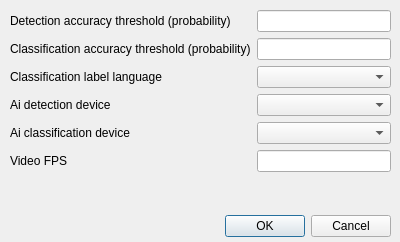
Above: wadas/ui/qt/configure_ai_model.ui from stefanodellosa-personal/WADAS before the change. Below: the same form after it.
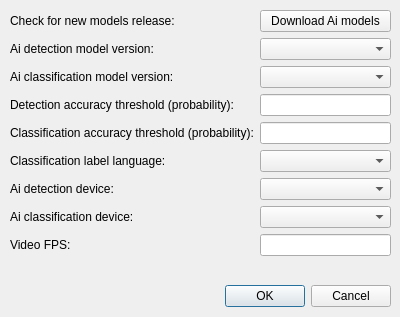
That is the form after the change.

Commit message:
Ai model versions selection introduced. (#147)
* Introduced detection and classification models version dropdown in ui

* Function to fetch available models from HF added

* Minor fixes to make MDV6 to run

* Updated download_model methods as per latest HF foldertree

* added check for existing local models to avoid re-download of them

* updated logic for select_model_version enablement

* Updated version

* implemented persistence and updated configuration tests

* Updated test for MDV5 detection model

* Updated video_pipeline tests

```diff
--- a/wadas/ui/qt/configure_ai_model.ui
+++ b/wadas/ui/qt/configure_ai_model.ui
@@ -7,7 +7,7 @@
     <x>0</x>
     <y>0</y>
     <width>400</width>
-    <height>242</height>
+    <height>317</height>
    </rect>
   </property>
   <property name="windowTitle">
@@ -17,7 +17,7 @@
    <property name="geometry">
     <rect>
      <x>10</x>
-     <y>210</y>
+     <y>280</y>
      <width>381</width>
      <height>32</height>
     </rect>
@@ -35,90 +35,139 @@
      <x>10</x>
      <y>10</y>
      <width>381</width>
-     <height>201</height>
+     <height>272</height>
     </rect>
    </property>
    <layout class="QGridLayout" name="gridLayout">
-    <item row="0" column="0">
-     <widget class="QLabel" name="label_detectionThreshold">
-      <property name="toolTip">
-       <string>Min detection probability to trigger notification.</string>
-      </property>
-      <property name="text">
-       <string>Detection accuracy threshold (probability)</string>
-      </property>
-     </widget>
-    </item>
     <item row="4" column="0">
-     <widget class="QLabel" name="label_3">
-      <property name="text">
-       <string>Ai classification device</string>
-      </property>
-     </widget>
-    </item>
-    <item row="1" column="0">
      <widget class="QLabel" name="label_classificationThreshold">
       <property name="toolTip">
        <string>Min classification probability to trigger notification.</string>
       </property>
       <property name="text">
-       <string>Classification accuracy threshold (probability)</string>
+       <string>Classification accuracy threshold (probability):</string>
       </property>
      </widget>
     </item>
-    <item row="4" column="1">
-     <widget class="QComboBox" name="comboBox_class_dev"/>
-    </item>
-    <item row="3" column="0">
+    <item row="6" column="0">
      <widget class="QLabel" name="label_2">
       <property name="text">
-       <string>Ai detection device</string>
+       <string>Ai detection device:</string>
       </property>
      </widget>
     </item>
-    <item row="1" column="1">
-     <widget class="QLineEdit" name="lineEdit_classificationThreshold">
+    <item row="7" column="0">
+     <widget class="QLabel" name="label_3">
       <property name="toolTip">
-       <string>Min classification probability to trigger notification.</string>
+       <string>Device on which classification processing will run</string>
+      </property>
+      <property name="text">
+       <string>Ai classification device:</string>
       </property>
      </widget>
     </item>
     <item row="3" column="1">
-     <widget class="QComboBox" name="comboBox_detection_dev"/>
-    </item>
-    <item row="0" column="1">
      <widget class="QLineEdit" name="lineEdit_detectionThreshold">
       <property name="toolTip">
        <string>Min detection probability to trigger notification.</string>
       </property>
      </widget>
     </item>
+    <item row="5" column="0">
+     <widget class="QLabel" name="label">
+      <property name="toolTip">
+       <string>Language to be applied to classification lables</string>
+      </property>
+      <property name="text">
+       <string>Classification label language:</string>
+      </property>
+     </widget>
+    </item>
     <item row="2" column="1">
-     <widget class="QComboBox" name="comboBox_class_lang"/>
+     <widget class="QComboBox" name="comboBox_classification_model_version"/>
+    </item>
+    <item row="4" column="1">
+     <widget class="QLineEdit" name="lineEdit_classificationThreshold">
+      <property name="toolTip">
+       <string>Min classification probability to trigger notification.</string>
+      </property>
+     </widget>
+    </item>
+    <item row="7" column="1">
+     <widget class="QComboBox" name="comboBox_class_dev"/>
+    </item>
+    <item row="8" column="0">
+     <widget class="QLabel" name="label_4">
+      <property name="toolTip">
+       <string>Video Frame Per Second to leverage for processing</string>
+      </property>
+      <property name="text">
+       <string>Video FPS:</string>
+      </property>
+     </widget>
+    </item>
+    <item row="8" column="1">
+     <widget class="QLineEdit" name="lineEdit_video_fps"/>
+    </item>
+    <item row="6" column="1">
+     <widget class="QComboBox" name="comboBox_detection_dev"/>
+    </item>
+    <item row="1" column="1">
+     <widget class="QComboBox" name="comboBox_detection_model_version"/>
     </item>
     <item row="2" column="0">
-     <widget class="QLabel" name="label">
+     <widget class="QLabel" name="label_6">
+      <property name="toolTip">
+       <string>Select version of Ai classification model</string>
+      </property>
       <property name="text">
-       <string>Classification label language</string>
+       <string>Ai classification model version:</string>
       </property>
      </widget>
     </item>
-    <item row="6" column="0" colspan="2">
+    <item row="1" column="0">
+     <widget class="QLabel" name="label_5">
+      <property name="toolTip">
+       <string>Select version of Ai detection model</string>
+      </property>
+      <property name="text">
+       <string>Ai detection model version:</string>
+      </property>
+     </widget>
+    </item>
+    <item row="3" column="0">
+     <widget class="QLabel" name="label_detectionThreshold">
+      <property name="toolTip">
+       <string>Min detection probability to trigger notification.</string>
+      </property>
+      <property name="text">
+       <string>Detection accuracy threshold (probability):</string>
+      </property>
+     </widget>
+    </item>
+    <item row="5" column="1">
+     <widget class="QComboBox" name="comboBox_class_lang"/>
+    </item>
+    <item row="9" column="0" colspan="2">
      <widget class="QLabel" name="label_errorMEssage">
       <property name="text">
        <string/>
       </property>
      </widget>
     </item>
-    <item row="5" column="0">
-     <widget class="QLabel" name="label_4">
+    <item row="0" column="1">
+     <widget class="QPushButton" name="pushButton_download_models">
       <property name="text">
-       <string>Video FPS</string>
+       <string>Download Ai models</string>
       </property>
      </widget>
     </item>
-    <item row="5" column="1">
-     <widget class="QLineEdit" name="lineEdit_video_fps"/>
+    <item row="0" column="0">
+     <widget class="QLabel" name="label_7">
+      <property name="text">
+       <string>Check for new models release:</string>
+      </property>
+     </widget>
     </item>
    </layout>
   </widget>
```
Left out of the diff: 3 changed lines with no effect on the pictures. The commit also changes 18 other files.
